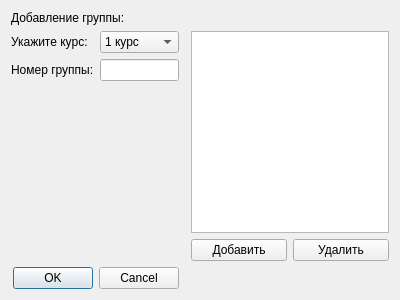
The window that EditGroup.ui (sarum9in/Schedule) describes before a commit, drawn with Qt 5.
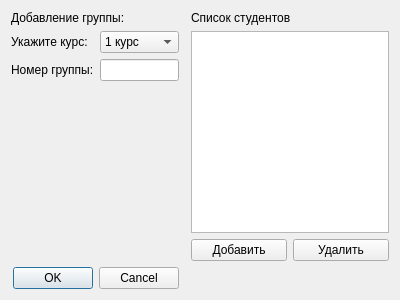
The same window after the commit.

Commit message: Student's list edit bug fixes and improvements.

```diff
--- a/EditGroup.ui
+++ b/EditGroup.ui
@@ -111,6 +111,13 @@
      </property>
     </widget>
    </item>
+   <item row="0" column="2" colspan="2">
+    <widget class="QLabel" name="label_4">
+     <property name="text">
+      <string>Список студентов</string>
+     </property>
+    </widget>
+   </item>
   </layout>
  </widget>
  <resources/>
```
The commit also changes 3 other files.
